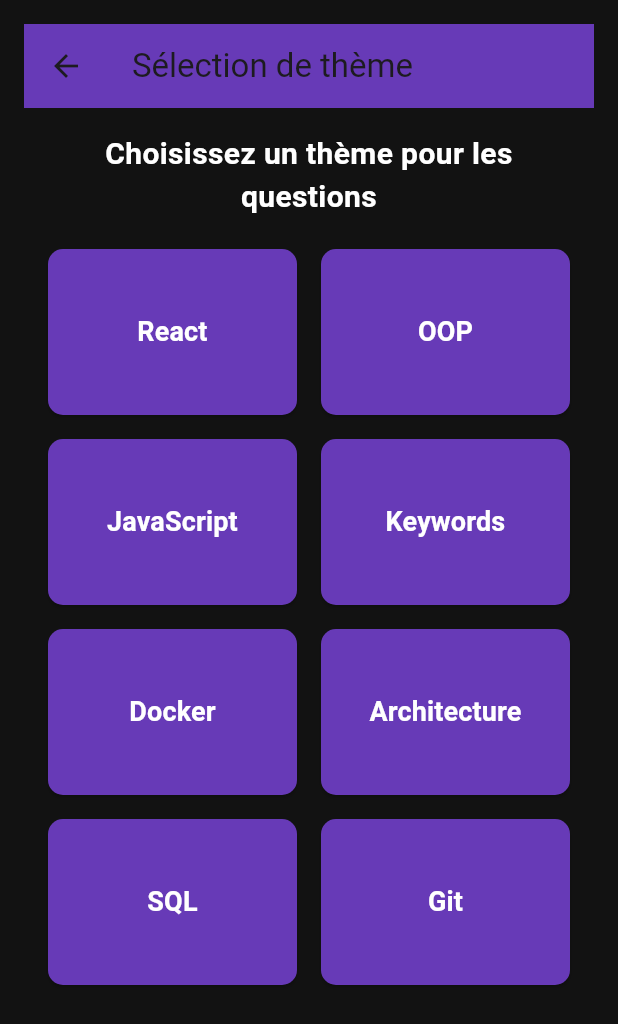
After one commit to KevinLamSeck/FlutterQuizCDA, a Flutter app: the screen it shows after launch, after a tap on "Start", after a tap on the "cancel" icon, after a tap on "Thèmes", on a phone screen of 412 x 824 dp. The commit adds this screen. Shown: the top 1024 px of the screen. Run offline on Flutter 3.47's test engine with Material 3 defaults, Android fonts, the phone set to English and light mode, and no system bars.

Commit message:
Add theme selection feature and refactor question retrieval methods
- Implemented theme selection screen with available themes.
- Added methods to retrieve questions based on selected themes.
- Refactored existing question retrieval logic for better organization.
- Updated UI components to support theme selection and display.

```diff
--- a/lib/model/questions.dart
+++ b/lib/model/questions.dart
@@ -7,7 +7,67 @@
 class Questions {
   final List<Question> _selectedQuestions = [];
 
-  /// Returns a list of random questions.
+  /// Returns a map of theme names to their corresponding question lists
+  Map<String, List<Question>> getThemesMap() {
+    final map = {
+      'React': questionsReact,
+      'OOP': questionsOOP,
+      'JavaScript': questionsJavaScript,
+      'Keywords': questionsKeywords,
+      'Docker': questionsDocker,
+      'Architecture': questionsArchitecture,
+      'SQL': questionsSQL,
+      'Git': questionsGit,
+    };
+    print('Themes map keys: ${map.keys.toList()}');
+    print('Git questions count: ${map['Git']?.length}');
+    return map;
+  }
+
+  /// Returns a list of available theme names
+  List<String> getAvailableThemes() {
+    return getThemesMap().keys.toList();
+  }
+
+  /// Returns a list of random questions from a specific theme.
+  ///
+  /// The [theme] parameter specifies the theme to get questions from.
+  /// The [numberOfQuestions] parameter specifies the number of questions to be included in the list.
+  /// By default, it is set to 10.
+  List<Question> getQuestionsFromTheme(String theme, {int numberOfQuestions = 10}) {
+    final themesMap = getThemesMap();
+    if (!themesMap.containsKey(theme)) {
+      return [];
+    }
+
+    List<Question> themeQuestions = List.from(themesMap[theme]!);
+    _selectedQuestions.clear();
+
+    if (themeQuestions.length <= numberOfQuestions) {
+      return themeQuestions;
+    }
+
+    var random = Random();
+    List<Question> result = [];
+
+    themeQuestions.shuffle();
+
+    while (result.length < numberOfQuestions && themeQuestions.isNotEmpty) {
+      var index = random.nextInt(themeQuestions.length);
+      var selectedQuestion = themeQuestions[index];
+
+      if (!_selectedQuestions.contains(selectedQuestion)) {
+        _selectedQuestions.add(selectedQuestion);
+        result.add(selectedQuestion);
+      }
+
+      themeQuestions.removeAt(index);
+    }
+
+    return result;
+  }
+
+  /// Returns a list of random questions from all themes.
   ///
   /// The [numberOfQuestions] parameter specifies the number of questions to be included in the list.
   /// By default, it is set to 10.
@@ -20,6 +80,7 @@
       ...questionsDocker,
       ...questionsArchitecture,
       ...questionsSQL,
+      ...questionsGit,
     ];
 
     var random = Random();
--- a/lib/quiz_app.dart
+++ b/lib/quiz_app.dart
@@ -4,6 +4,7 @@
 import 'package:flutter_quizz_questions/screen/questions_screen.dart';
 import 'package:flutter_quizz_questions/screen/results_screen.dart';
 import 'package:flutter_quizz_questions/screen/start_screen.dart';
+import 'package:flutter_quizz_questions/screen/theme_selection_screen.dart';
 
 class QuizApp extends StatefulWidget {
   const QuizApp({super.key});
@@ -17,12 +18,14 @@
   questionsScreen,
   answersScreen,
   resultsScreen,
+  themeSelectionScreen,
 }
 
 class _QuizAppState extends State<QuizApp> {
   final List<String> selectedAnswers = [];
   List<Question> questions = [];
   List<Question> currentQuestions = [];
+  List<String> availableThemes = [];
   ScreenState activeScreen = ScreenState.startScreen;
 
   @override
@@ -30,10 +33,29 @@
     super.initState();
     questions = Questions().getRandomQuestions(numberOfQuestions: 20);
     currentQuestions = questions;
+    availableThemes = Questions().getAvailableThemes();
+    print('Available themes: $availableThemes');
   }
 
   void switchScreen() {
     setState(() {
+      activeScreen = ScreenState.questionsScreen;
+    });
+  }
+
+  void switchToThemeScreen() {
+    setState(() {
+      activeScreen = ScreenState.themeSelectionScreen;
+      print('Switching to theme screen. Available themes: $availableThemes');
+    });
+  }
+
+  void selectTheme(String theme) {
+    print('Selected theme: $theme');
+    final questions = Questions().getQuestionsFromTheme(theme, numberOfQuestions: 10);
+    print('Questions from theme $theme: ${questions.length}');
+    setState(() {
+      currentQuestions = questions;
       activeScreen = ScreenState.questionsScreen;
     });
   }
@@ -57,7 +79,10 @@
 
   @override
   Widget build(BuildContext context) {
-    Widget screenWidget = StartScreen(switchScreen);
+    Widget screenWidget = StartScreen(
+      onStartQuiz: switchScreen,
+      onSelectThemes: switchToThemeScreen,
+    );
 
     if (activeScreen == ScreenState.questionsScreen) {
       screenWidget = QuestionsScreen(
@@ -72,6 +97,14 @@
         onRestardQuiz: switchToStartScreen,
         questions: currentQuestions,
         selectedAnswers: selectedAnswers,
+      );
+    }
+
+    if (activeScreen == ScreenState.themeSelectionScreen) {
+      screenWidget = ThemeSelectionScreen(
+        onBackToStartScreen: switchToStartScreen,
+        onSelectTheme: selectTheme,
+        availableThemes: availableThemes,
       );
     }
 
--- a/lib/screen/questions_screen.dart
+++ b/lib/screen/questions_screen.dart
@@ -47,7 +47,20 @@
       );
     }).toList();
 
-    return SizedBox(
+    return Scaffold(
+      backgroundColor: Colors.transparent, // Keep the background transparent to maintain the app's theme
+      appBar: AppBar(
+        backgroundColor: Colors.deepPurple,
+        title: const Text('Quiz'),
+        actions: [
+          IconButton(
+            icon: const Icon(Icons.cancel),
+            onPressed: onBackToStartScreen,
+            tooltip: 'Annuler le quiz',
+          ),
+        ],
+      ),
+      body: SizedBox(
         child: Column(
           mainAxisAlignment: MainAxisAlignment.center,
           children: [
@@ -65,6 +78,7 @@
             ...answerButtons
           ],
         ),
+      ),
     );
   }
 }
--- a/lib/screen/start_screen.dart
+++ b/lib/screen/start_screen.dart
@@ -1,12 +1,21 @@
 import 'package:flutter/material.dart';
 
 class StartScreen extends StatelessWidget {
-  final void Function() startQuiz;
+  final void Function() onStartQuiz;
+  final void Function() onSelectThemes;
 
-  const StartScreen(this.startQuiz, {super.key});
+  const StartScreen({
+    required this.onStartQuiz,
+    required this.onSelectThemes,
+    super.key,
+  });
 
-  void onPressed() {
-    startQuiz();
+  void onStartPressed() {
+    onStartQuiz();
+  }
+
+  void onThemesPressed() {
+    onSelectThemes();
   }
 
   @override
@@ -36,6 +45,9 @@
         const SizedBox(
           height: 16.0,
         ),
+        // Buttons
+        Column(
+          children: [
             // Start button
             SizedBox(
               width: MediaQuery.of(context).size.width * 2 / 3,
@@ -50,10 +62,32 @@
                     borderRadius: BorderRadius.circular(20),
                   ),
                 ),
-            onPressed: onPressed,
+                onPressed: onStartPressed,
                 icon: const Icon(Icons.play_arrow),
                 label: const Text('Start'),
               ),
+            ),
+            const SizedBox(height: 16.0),
+            // Themes button
+            SizedBox(
+              width: MediaQuery.of(context).size.width * 2 / 3,
+              child: TextButton.icon(
+                style: TextButton.styleFrom(
+                  foregroundColor: Colors.white,
+                  backgroundColor: Colors.deepPurple,
+                  textStyle: const TextStyle(
+                    fontSize: 20,
+                  ),
+                  shape: RoundedRectangleBorder(
+                    borderRadius: BorderRadius.circular(20),
+                  ),
+                ),
+                onPressed: onThemesPressed,
+                icon: const Icon(Icons.category),
+                label: const Text('Thèmes'),
+              ),
+            ),
+          ],
         ),
       ],
     );
--- /dev/null
+++ b/lib/screen/theme_selection_screen.dart
@@ -0,0 +1,132 @@
+import 'package:flutter/material.dart';
+
+class ThemeSelectionScreen extends StatefulWidget {
+  final void Function() onBackToStartScreen;
+  final void Function(String theme) onSelectTheme;
+  final List<String> availableThemes;
+
+  const ThemeSelectionScreen({
+    required this.onBackToStartScreen,
+    required this.onSelectTheme,
+    required this.availableThemes,
+    Key? key,
+  }) : super(key: key);
+
+  @override
+  State<ThemeSelectionScreen> createState() => _ThemeSelectionScreenState();
+}
+
+class _ThemeSelectionScreenState extends State<ThemeSelectionScreen> {
+  List<String> themes = [];
+
+  @override
+  void initState() {
+    super.initState();
+    // Always use a static list of themes to ensure we have something to display
+    themes = [
+      'React', 'OOP', 'JavaScript', 'Keywords',
+      'Docker', 'Architecture', 'SQL', 'Git'
+    ];
+    print('Themes in ThemeSelectionScreen: $themes');
+  }
+
+  @override
+  Widget build(BuildContext context) {
+    print('Building ThemeSelectionScreen with themes: $themes');
+    return Scaffold(
+      backgroundColor: Colors.transparent, // Keep the background transparent to maintain the app's theme
+      appBar: AppBar(
+        backgroundColor: Colors.deepPurple,
+        title: const Text('Sélection de thème'),
+        leading: IconButton(
+          icon: const Icon(Icons.arrow_back),
+          onPressed: widget.onBackToStartScreen,
+          tooltip: 'Retour à l\'accueil',
+        ),
+      ),
+      body: Padding(
+        padding: const EdgeInsets.all(16.0),
+        child: Column(
+          crossAxisAlignment: CrossAxisAlignment.start,
+          children: [
+            const SizedBox(
+              width: double.infinity,
+              child: Text(
+                'Choisissez un thème pour les questions',
+                style: TextStyle(
+                  fontSize: 20,
+                  fontWeight: FontWeight.bold,
+                  color: Colors.white,
+                ),
+                textAlign: TextAlign.center,
+              ),
+            ),
+            const SizedBox(height: 20),
+            Expanded(
+              child: themes.isEmpty
+                  ? const Center(
+                      child: Text(
+                        'Aucun thème disponible',
+                        style: TextStyle(
+                          fontSize: 18,
+                          color: Colors.white,
+                        ),
+                      ),
+                    )
+                  : GridView.builder(
+                      gridDelegate: const SliverGridDelegateWithFixedCrossAxisCount(
+                        crossAxisCount: 2,
+                        crossAxisSpacing: 16,
+                        mainAxisSpacing: 16,
+                        childAspectRatio: 1.5,
+                      ),
+                      itemCount: themes.length,
+                      itemBuilder: (context, index) {
+                        final theme = themes[index];
+                        return ThemeButton(
+                          theme: theme,
+                          onPressed: () => widget.onSelectTheme(theme),
+                        );
+                      },
+                    ),
+            ),
+          ],
+        ),
+      ),
+    );
+  }
+}
+
+class ThemeButton extends StatelessWidget {
+  final String theme;
+  final VoidCallback onPressed;
+
+  const ThemeButton({
+    required this.theme,
+    required this.onPressed,
+    Key? key,
+  }) : super(key: key);
+
+  @override
+  Widget build(BuildContext context) {
+    return ElevatedButton(
+      onPressed: onPressed,
+      style: ElevatedButton.styleFrom(
+        backgroundColor: Colors.deepPurple,
+        foregroundColor: Colors.white,
+        shape: RoundedRectangleBorder(
+          borderRadius: BorderRadius.circular(10),
+        ),
+        padding: const EdgeInsets.all(16),
+      ),
+      child: Text(
+        theme,
+        style: const TextStyle(
+          fontSize: 18,
+          fontWeight: FontWeight.bold,
+        ),
+        textAlign: TextAlign.center,
+      ),
+    );
+  }
+}
```
Also changed, not shown: lib/screen/results_screen.dart (+13 -6 lines), lib/widget/questions_summary.dart (+12 -3 lines). Lines whose indentation alone changed are shown as unchanged.
